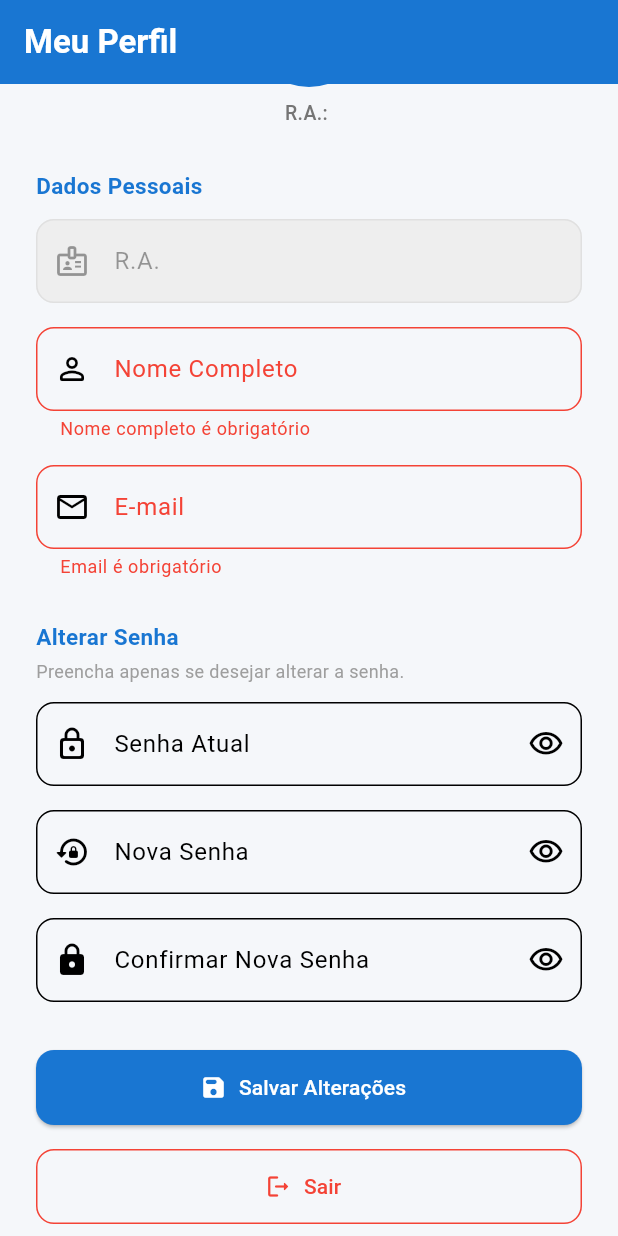
After one commit to amand4morais/C.A.T, a Flutter app: the ProfileView screen opened by its route, scrolled down 102 dp, after a tap on "Salvar Alterações", on a phone screen of 412 x 824 dp. The commit adds this screen. Run offline on Flutter 3.47's test engine with Material 3 defaults, Android fonts, the phone set to English and light mode, and no system bars; our stand-ins replace go_router, shared_preferences; accounts and stored records are empty.

Commit message:
profile functionality added

```diff
--- a/lib/repositories/auth_repository.dart
+++ b/lib/repositories/auth_repository.dart
@@ -102,6 +102,48 @@ class AuthRepository {
     }
   }
 
+  User? getUserByRa(String ra) {
+    try {
+      return _users.firstWhere((user) => user.ra == ra);
+    } catch (_) {
+      return null;
+    }
+  }
+
+  Future<void> updateUser(
+    String ra, {
+    String? nome,
+    String? email,
+    String? senha,
+  }) async {
+    final index = _users.indexWhere((u) => u.ra == ra);
+    if (index == -1) return;
+    final old = _users[index];
+    _users[index] = User(
+      ra: old.ra,
+      nome: nome ?? old.nome,
+      email: email ?? old.email,
+      dataNascimento: old.dataNascimento,
+      senha: senha ?? old.senha,
+    );
+    if (ra != 'admin') {
+      final prefs = await SharedPreferences.getInstance();
+      final usersJson = _users
+          .where((u) => u.ra != 'admin')
+          .map(
+            (u) => jsonEncode({
+              'ra': u.ra,
+              'nome': u.nome,
+              'email': u.email,
+              'dataNascimento': u.dataNascimento.toIso8601String(),
+              'senha': u.senha,
+            }),
+          )
+          .toList();
+      await prefs.setStringList(_usersKey, usersJson);
+    }
+  }
+
   Future<void> saveLoggedUser(String ra) async {
     final prefs = await SharedPreferences.getInstance();
     await prefs.setString(_loggedUserKey, ra);
--- a/lib/router/app_router.dart
+++ b/lib/router/app_router.dart
@@ -8,6 +8,7 @@ import '../views/available_courses_view.dart';
 import '../views/course_details_view.dart';
 import '../views/home_view.dart';
 import '../views/login_view.dart';
+import '../views/profile_view.dart';
 import '../views/register_view.dart';
 
 class AppRouter {
@@ -55,21 +56,9 @@ class AppRouter {
         GoRoute(
           path: '/profile',
           builder: (BuildContext context, GoRouterState state) =>
-              const ProfilePlaceholderView(),
+              const ProfileView(),
         ),
       ],
     );
   }
 }
-
-class ProfilePlaceholderView extends StatelessWidget {
-  const ProfilePlaceholderView({super.key});
-
-  @override
-  Widget build(BuildContext context) {
-    return Scaffold(
-      appBar: AppBar(title: const Text('Perfil')),
-      body: const Center(child: Text('Perfil — em breve')),
-    );
-  }
-}
--- a/lib/viewmodels/auth_viewmodel.dart
+++ b/lib/viewmodels/auth_viewmodel.dart
@@ -95,6 +95,7 @@ class AuthViewModel extends ChangeNotifier {
     if (ra != null) {
       _isLoggedIn = true;
       _isAdmin = await _repository.loadIsAdmin();
+      _currentUser = _repository.getUserByRa(ra);
       notifyListeners();
     }
   }
@@ -133,6 +134,32 @@ class AuthViewModel extends ChangeNotifier {
     return ra;
   }
 
+  Future<bool> updateProfile({String? nome, String? email}) async {
+    if (_currentUser == null) return false;
+    _setLoading(true);
+    await _repository.updateUser(
+      _currentUser!.ra,
+      nome: nome,
+      email: email,
+    );
+    _currentUser = _repository.getUserByRa(_currentUser!.ra);
+    _setLoading(false);
+    return true;
+  }
+
+  Future<bool> changePassword(
+    String currentPassword,
+    String newPassword,
+  ) async {
+    if (_currentUser == null) return false;
+    if (_currentUser!.senha != currentPassword) return false;
+    _setLoading(true);
+    await _repository.updateUser(_currentUser!.ra, senha: newPassword);
+    _currentUser = _repository.getUserByRa(_currentUser!.ra);
+    _setLoading(false);
+    return true;
+  }
+
   Future<void> logout() async {
     _currentUser = null;
     _isLoggedIn = false;
--- /dev/null
+++ b/lib/views/profile_view.dart
@@ -0,0 +1,344 @@
+import 'package:flutter/material.dart';
+import 'package:go_router/go_router.dart';
+import 'package:provider/provider.dart';
+
+import '../viewmodels/auth_viewmodel.dart';
+
+class ProfileView extends StatefulWidget {
+  const ProfileView({super.key});
+
+  @override
+  State<ProfileView> createState() => _ProfileViewState();
+}
+
+class _ProfileViewState extends State<ProfileView> {
+  final _formKey = GlobalKey<FormState>();
+  late final TextEditingController _nomeController;
+  late final TextEditingController _emailController;
+  final TextEditingController _senhaAtualController = TextEditingController();
+  final TextEditingController _novaSenhaController = TextEditingController();
+  final TextEditingController _confirmarSenhaController =
+      TextEditingController();
+
+  bool _senhaAtualVisible = false;
+  bool _novaSenhaVisible = false;
+  bool _confirmarSenhaVisible = false;
+
+  @override
+  void initState() {
+    super.initState();
+    final user = context.read<AuthViewModel>().currentUser;
+    _nomeController = TextEditingController(text: user?.nome ?? '');
+    _emailController = TextEditingController(text: user?.email ?? '');
+  }
+
+  @override
+  void dispose() {
+    _nomeController.dispose();
+    _emailController.dispose();
+    _senhaAtualController.dispose();
+    _novaSenhaController.dispose();
+    _confirmarSenhaController.dispose();
+    super.dispose();
+  }
+
+  Future<void> _salvar() async {
+    if (!_formKey.currentState!.validate()) return;
+
+    final viewModel = context.read<AuthViewModel>();
+    final novaSenha = _novaSenhaController.text.trim();
+
+    if (novaSenha.isNotEmpty) {
+      final sucesso = await viewModel.changePassword(
+        _senhaAtualController.text,
+        novaSenha,
+      );
+      if (!sucesso) {
+        if (mounted) {
+          ScaffoldMessenger.of(context).showSnackBar(
+            const SnackBar(
+              content: Text('Senha atual incorreta'),
+              backgroundColor: Colors.red,
+            ),
+          );
+        }
+        return;
+      }
+    }
+
+    await viewModel.updateProfile(
+      nome: _nomeController.text.trim(),
+      email: _emailController.text.trim(),
+    );
+
+    if (mounted) {
+      _senhaAtualController.clear();
+      _novaSenhaController.clear();
+      _confirmarSenhaController.clear();
+      ScaffoldMessenger.of(context).showSnackBar(
+        const SnackBar(
+          content: Text('Perfil atualizado com sucesso'),
+          backgroundColor: Colors.green,
+        ),
+      );
+    }
+  }
+
+  Future<void> _logout() async {
+    await context.read<AuthViewModel>().logout();
+    if (mounted) context.go('/login');
+  }
+
+  @override
+  Widget build(BuildContext context) {
+    return Scaffold(
+      backgroundColor: const Color(0xFFF5F7FA),
+      appBar: AppBar(
+        backgroundColor: const Color(0xFF1976D2),
+        foregroundColor: Colors.white,
+        elevation: 0,
+        title: const Text(
+          'Meu Perfil',
+          style: TextStyle(fontWeight: FontWeight.w600),
+        ),
+      ),
+      body: Consumer<AuthViewModel>(
+        builder: (context, viewModel, _) {
+          final user = viewModel.currentUser;
+          return SingleChildScrollView(
+            padding: const EdgeInsets.all(24),
+            child: Center(
+              child: ConstrainedBox(
+                constraints: const BoxConstraints(maxWidth: 480),
+                child: Form(
+                  key: _formKey,
+                  child: Column(
+                    crossAxisAlignment: CrossAxisAlignment.stretch,
+                    children: [
+                      Center(
+                        child: CircleAvatar(
+                          radius: 40,
+                          backgroundColor: const Color(0xFF1976D2),
+                          child: const Icon(
+                            Icons.person_rounded,
+                            size: 48,
+                            color: Colors.white,
+                          ),
+                        ),
+                      ),
+                      const SizedBox(height: 8),
+                      if (user != null)
+                        Center(
+                          child: Text(
+                            'R.A.: ${user.ra}',
+                            style: TextStyle(
+                              fontSize: 13,
+                              color: Colors.grey.shade600,
+                              fontWeight: FontWeight.w500,
+                            ),
+                          ),
+                        ),
+                      const SizedBox(height: 28),
+                      const _SectionTitle(title: 'Dados Pessoais'),
+                      const SizedBox(height: 12),
+                      TextFormField(
+                        initialValue: user?.ra ?? '',
+                        enabled: false,
+                        decoration: InputDecoration(
+                          labelText: 'R.A.',
+                          prefixIcon: const Icon(Icons.badge_outlined),
+                          filled: true,
+                          fillColor: Colors.grey.shade200,
+                          disabledBorder: OutlineInputBorder(
+                            borderRadius: BorderRadius.circular(12),
+                            borderSide: BorderSide(color: Colors.grey.shade300),
+                          ),
+                        ),
+                      ),
+                      const SizedBox(height: 16),
+                      TextFormField(
+                        controller: _nomeController,
+                        textCapitalization: TextCapitalization.words,
+                        decoration: const InputDecoration(
+                          labelText: 'Nome Completo',
+                          prefixIcon: Icon(Icons.person_outline_rounded),
+                        ),
+                        validator: viewModel.validateFullName,
+                      ),
+                      const SizedBox(height: 16),
+                      TextFormField(
+                        controller: _emailController,
+                        keyboardType: TextInputType.emailAddress,
+                        decoration: const InputDecoration(
+                          labelText: 'E-mail',
+                          prefixIcon: Icon(Icons.email_outlined),
+                        ),
+                        validator: viewModel.validateEmail,
+                      ),
+                      const SizedBox(height: 28),
+                      const _SectionTitle(title: 'Alterar Senha'),
+                      const SizedBox(height: 4),
+                      Text(
+                        'Preencha apenas se desejar alterar a senha.',
+                        style: TextStyle(
+                          fontSize: 12,
+                          color: Colors.grey.shade500,
+                        ),
+                      ),
+                      const SizedBox(height: 12),
+                      TextFormField(
+                        controller: _senhaAtualController,
+                        obscureText: !_senhaAtualVisible,
+                        decoration: InputDecoration(
+                          labelText: 'Senha Atual',
+                          prefixIcon: const Icon(Icons.lock_outline_rounded),
+                          suffixIcon: IconButton(
+                            icon: Icon(
+                              _senhaAtualVisible
+                                  ? Icons.visibility_off_outlined
+                                  : Icons.visibility_outlined,
+                            ),
+                            onPressed: () => setState(
+                              () => _senhaAtualVisible = !_senhaAtualVisible,
+                            ),
+                          ),
+                        ),
+                        validator: (value) {
+                          if (_novaSenhaController.text.trim().isNotEmpty &&
+                              (value == null || value.isEmpty)) {
+                            return 'Senha atual é obrigatória para alterar a senha';
+                          }
+                          return null;
+                        },
+                      ),
+                      const SizedBox(height: 16),
+                      TextFormField(
+                        controller: _novaSenhaController,
+                        obscureText: !_novaSenhaVisible,
+                        decoration: InputDecoration(
+                          labelText: 'Nova Senha',
+                          prefixIcon: const Icon(Icons.lock_reset_rounded),
+                          suffixIcon: IconButton(
+                            icon: Icon(
+                              _novaSenhaVisible
+                                  ? Icons.visibility_off_outlined
+                                  : Icons.visibility_outlined,
+                            ),
+                            onPressed: () => setState(
+                              () => _novaSenhaVisible = !_novaSenhaVisible,
+                            ),
+                          ),
+                        ),
+                        validator: (value) {
+                          if (value != null && value.trim().isNotEmpty) {
+                            if (value.trim().length < 6) {
+                              return 'Nova senha deve ter no mínimo 6 caracteres';
+                            }
+                          }
+                          return null;
+                        },
+                      ),
+                      const SizedBox(height: 16),
+                      TextFormField(
+                        controller: _confirmarSenhaController,
+                        obscureText: !_confirmarSenhaVisible,
+                        decoration: InputDecoration(
+                          labelText: 'Confirmar Nova Senha',
+                          prefixIcon: const Icon(Icons.lock_rounded),
+                          suffixIcon: IconButton(
+                            icon: Icon(
+                              _confirmarSenhaVisible
+                                  ? Icons.visibility_off_outlined
+                                  : Icons.visibility_outlined,
+                            ),
+                            onPressed: () => setState(
+                              () =>
+                                  _confirmarSenhaVisible =
+                                      !_confirmarSenhaVisible,
+                            ),
+                          ),
+                        ),
+                        validator: (value) {
+                          if (_novaSenhaController.text.trim().isNotEmpty) {
+                            if (value == null || value.trim().isEmpty) {
+                              return 'Confirme a nova senha';
+                            }
+                            if (value.trim() !=
+                                _novaSenhaController.text.trim()) {
+                              return 'As senhas não coincidem';
+                            }
+                          }
+                          return null;
+                        },
+                      ),
+                      const SizedBox(height: 32),
+                      SizedBox(
+                        height: 50,
+                        child: ElevatedButton.icon(
+                          onPressed: viewModel.isLoading ? null : _salvar,
+                          icon: viewModel.isLoading
+                              ? const SizedBox(
+                                  width: 18,
+                                  height: 18,
+                                  child: CircularProgressIndicator(
+                                    strokeWidth: 2,
+                                    color: Colors.white,
+                                  ),
+                                )
+                              : const Icon(Icons.save_rounded),
+                          label: const Text('Salvar Alterações'),
+                          style: ElevatedButton.styleFrom(
+                            backgroundColor: const Color(0xFF1976D2),
+                            foregroundColor: Colors.white,
+                            shape: RoundedRectangleBorder(
+                              borderRadius: BorderRadius.circular(12),
+                            ),
+                          ),
+                        ),
+                      ),
+                      const SizedBox(height: 16),
+                      SizedBox(
+                        height: 50,
+                        child: OutlinedButton.icon(
+                          onPressed: viewModel.isLoading ? null : _logout,
+                          icon: const Icon(Icons.logout_rounded),
+                          label: const Text('Sair'),
+                          style: OutlinedButton.styleFrom(
+                            foregroundColor: Colors.red,
+                            side: const BorderSide(color: Colors.red),
+                            shape: RoundedRectangleBorder(
+                              borderRadius: BorderRadius.circular(12),
+                            ),
+                          ),
+                        ),
+                      ),
+                      const SizedBox(height: 24),
+                    ],
+                  ),
+                ),
+              ),
+            ),
+          );
+        },
+      ),
+    );
+  }
+}
+
+class _SectionTitle extends StatelessWidget {
+  final String title;
+
+  const _SectionTitle({required this.title});
+
+  @override
+  Widget build(BuildContext context) {
+    return Text(
+      title,
+      style: const TextStyle(
+        fontSize: 15,
+        fontWeight: FontWeight.w600,
+        color: Color(0xFF1976D2),
+      ),
+    );
+  }
+}
```
